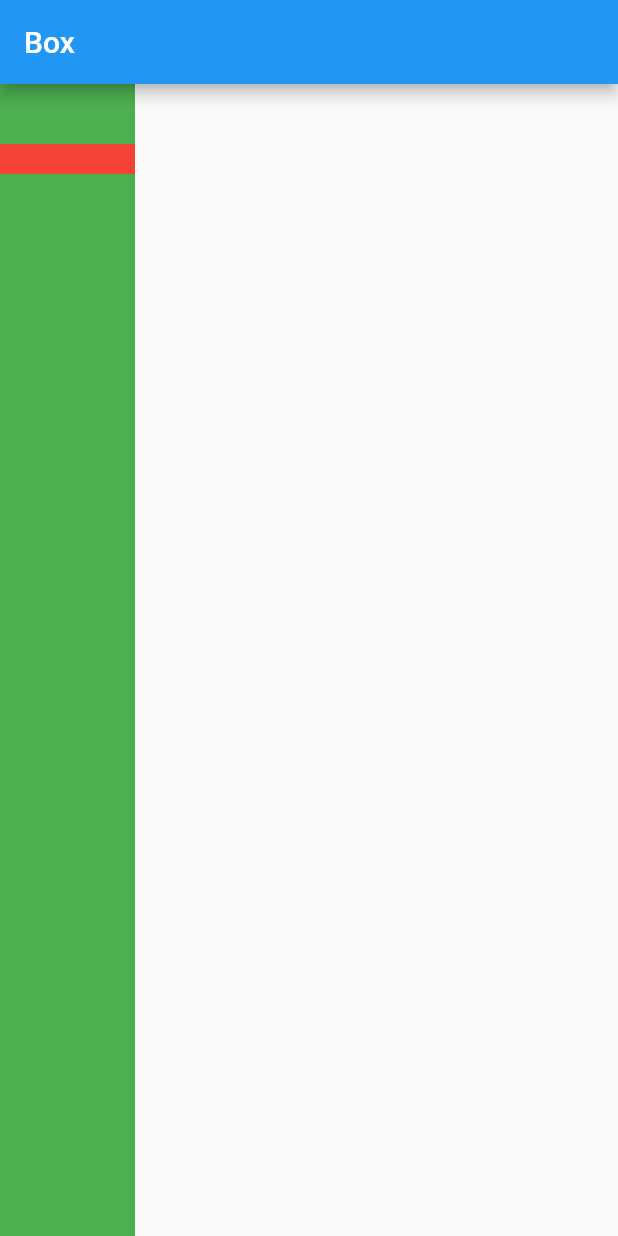
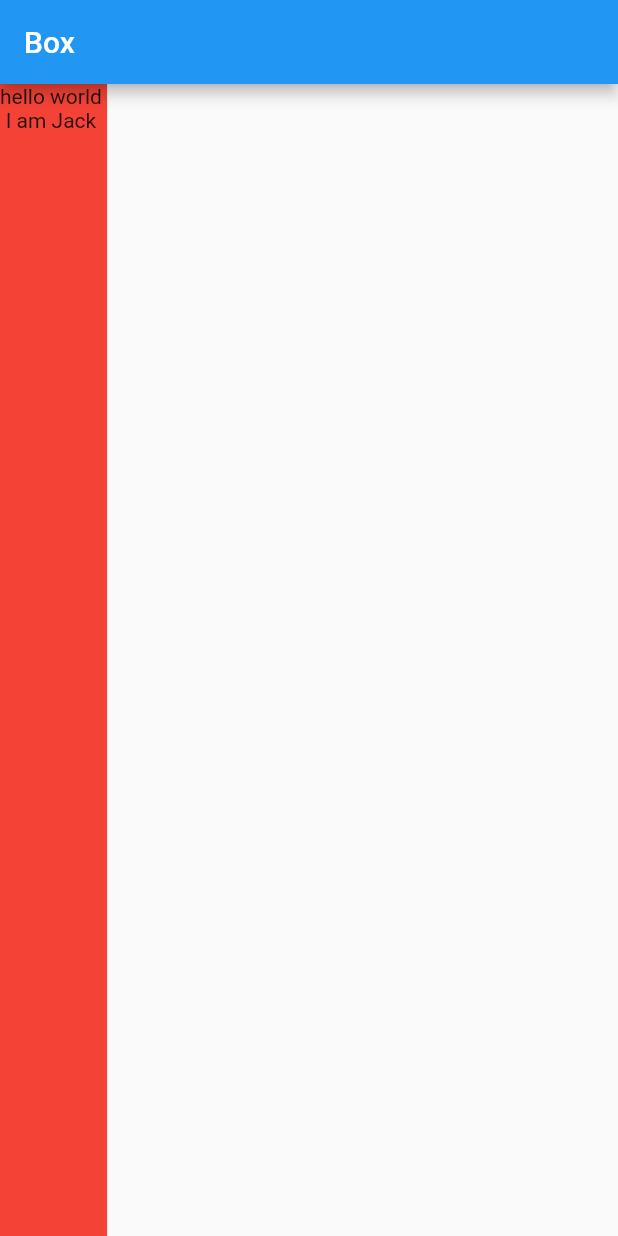
Before and after one commit to LeeWongSnail/FlutterLearning, a Flutter app: the screen it shows after launch, on a phone screen of 412 x 824 dp. Run offline on Flutter 3.47's test engine with Material 2 defaults, Android fonts, the phone set to English and light mode, and no system bars.

Commit message:
[comments]：添加column&row的学习 [jira_id]：none [version]：

```diff
--- a/Demo/flutterui/lib/main.dart
+++ b/Demo/flutterui/lib/main.dart
@@ -68,38 +68,22 @@ class _ProgressRouteState extends State<ProgressRoute> with SingleTickerProvider
       body: Container(
         color: Colors.green,
         child: Column(
-          children: [
-            // ConstrainedBox(
-            //   constraints: BoxConstraints(
-            //     minHeight: 50,
-            //     minWidth: 50,
-            //   ),
-            //   child: Container(
-            //     height: 80,
-            //     color: Colors.red,
-            //   ),
-            // ),
-            // Padding(padding: EdgeInsets.only(top: 20)),
-            // SizedBox(
-            //   width: 100,
-            //   height: 100,
-            //   child: redBox,
-            // ),
-            // Padding(padding: EdgeInsets.only(top: 20)),
-            // ConstrainedBox(constraints: BoxConstraints.tightFor(width: 50, height: 50), child: redBox,),
-            ConstrainedBox(
-                constraints: BoxConstraints(minWidth: 60.0, minHeight: 100.0),  //父
-                child: UnconstrainedBox( //“去除”父级限制
-                  child: ConstrainedBox(
-                    constraints: BoxConstraints(minWidth: 90.0, minHeight: 20.0),//子
-                    child: redBox,
-                  ),
-                ),
+        crossAxisAlignment: CrossAxisAlignment.start,
+        mainAxisSize: MainAxisSize.max, //有效，外层Colum高度为整个屏幕
+        children: <Widget>[
+          Expanded(child: Container(
+            color: Colors.red,
+            child: Column(
+              mainAxisSize: MainAxisSize.max,//无效，内层Colum高度为实际高度
+              children: <Widget>[
+                Text("hello world "),
+                Text("I am Jack "),
+              ],
             ),
-          ],
-        ),
-      )
-
+          )),
+        ],
+      ),
+      ),
     );
 
   }
```
Also changed, not shown: Demo/flutterui/lib/constraints.dart (added, +31 -0 lines), Demo/flutterui/lib/flutterui_row.dart (added, +12 -0 lines), res/flutterui_column.png (added), res/flutterui_columnembedfixexpand.png (added), res/flutterui_row.png (added), res/flutterui_rowembed.png (added), 1 other file.
